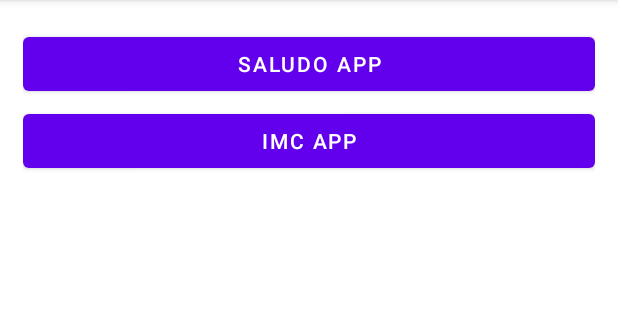
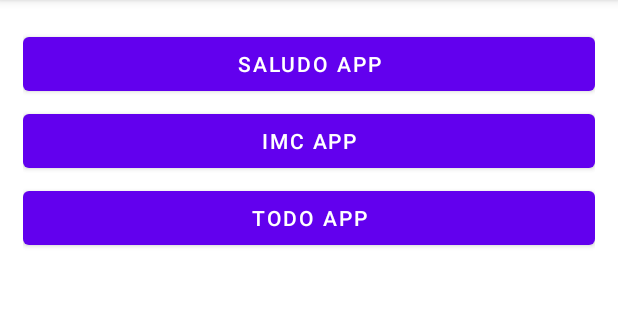
Before and after one commit to AlbertLpz9211/KotlinPractices, an Android app: the screen it shows after launch (MenuActivity), on a phone screen of 412 x 824 dp, the part 84-404 px from its top. Run offline under Robolectric (Android 15) with nearby library versions, the phone set to English and light mode, and no system bars.

Commit message:
eigth  commit

```diff
--- a/app/src/main/AndroidManifest.xml
+++ b/app/src/main/AndroidManifest.xml
@@ -12,6 +12,10 @@
         android:supportsRtl="true"
         android:theme="@style/Theme.ApplicacionEstudio"
         tools:targetApi="31">
+        <activity
+            android:name=".todo.TodoActivity"
+            android:theme="@style/Theme.TodoApp"
+            android:exported="false" />
         <activity
             android:name=".imccalculator.ResultImcactivity"
             android:exported="false" />
--- a/app/src/main/java/com/example/applicacionestudio/MenuActivity.kt
+++ b/app/src/main/java/com/example/applicacionestudio/MenuActivity.kt
@@ -7,6 +7,7 @@ import androidx.activity.enableEdgeToEdge
 import androidx.appcompat.app.AppCompatActivity
 import com.example.applicacionestudio.firstapp.FirstAppActivity
 import com.example.applicacionestudio.imccalculator.ImcCalculatorActivity
+import com.example.applicacionestudio.todo.TodoActivity
 
 class MenuActivity : AppCompatActivity() {
     override fun onCreate(savedInstanceState: Bundle?) {
@@ -15,12 +16,21 @@ class MenuActivity : AppCompatActivity() {
         setContentView(R.layout.activity_menu)
         val btnSaludapp = findViewById<Button>(R.id.btnSaludApp)
         val btnIMC = findViewById<Button>(R.id.btnIMC)
+        val btnTODO = findViewById<Button>(R.id.btnTODO)
         btnSaludapp.setOnClickListener {
             navigateToSaludapp()
         }
         btnIMC.setOnClickListener{
             navigateToImcAPP()
         }
+        btnTODO.setOnClickListener {
+            navigateToTdoApp()
+        }
+    }
+
+    private fun navigateToTdoApp() {
+        val intent = Intent(this, TodoActivity::class.java )
+        startActivity(intent)
     }
 
     private fun navigateToImcAPP() {
--- a/app/src/main/java/com/example/applicacionestudio/firstapp/FirstAppActivity.kt
+++ b/app/src/main/java/com/example/applicacionestudio/firstapp/FirstAppActivity.kt
@@ -21,7 +21,6 @@ class FirstAppActivity : AppCompatActivity() {
         setContentView(R.layout.activity_first_app)
             val btnStart= findViewById<AppCompatButton>(R.id.btnAction)
             val edtext = findViewById<AppCompatEditText>(R.id.etNombre)
-
          btnStart.setOnClickListener{
              val name = edtext.text.toString()
              if(name.isNotEmpty()){
--- a/app/src/main/res/layout/activity_menu.xml
+++ b/app/src/main/res/layout/activity_menu.xml
@@ -22,4 +22,11 @@
         android:layout_marginTop="3dp"
         android:text="IMC App" />
 
+    <Button
+        android:id="@+id/btnTODO"
+        android:layout_width="match_parent"
+        android:layout_height="wrap_content"
+        android:layout_marginTop="3dp"
+        android:text="TODO App" />
+
 </LinearLayout>
--- a/app/src/main/res/values/themes.xml
+++ b/app/src/main/res/values/themes.xml
@@ -13,4 +13,35 @@
         <item name="android:statusBarColor">?attr/colorPrimaryVariant</item>
         <!-- Customize your theme here. -->
     </style>
+
+
+    <style name="Theme.TodoApp" parent="Theme.MaterialComponents.DayNight.NoActionBar">
+        <!-- Primary brand color. -->
+        <item name="colorPrimary">@color/purple_500</item>
+        <item name="colorPrimaryVariant">@color/purple_700</item>
+        <item name="colorOnPrimary">@color/white</item>
+        <!-- Secondary brand color. -->
+        <item name="colorSecondary">@color/teal_200</item>
+        <item name="colorSecondaryVariant">@color/teal_700</item>
+        <item name="colorOnSecondary">@color/black</item>
+        <!-- Status bar color. -->
+        <item name="android:statusBarColor">?attr/colorPrimaryVariant</item>
+        <!-- Customize your theme here. -->
+    </style>
+
+
+    <!--TodoApp-->
+    <color name="background_card">#FF081A4A</color>
+    <color name="background_disabled">#787878</color>
+    <color name="background_app">#FFD24993</color>
+    <color name="subtitle_text">#959595</color>
+    <color name="accent">#E91E63</color>
+
+    <color name="business_category">#FF9800</color>
+    <color name="personal_category">#00BCD4</color>
+    <color name="other_category">#4CAF50</color>
+
+
+
+
 </resources>
```
Also changed, not shown: app/src/main/java/com/example/applicacionestudio/imccalculator/ImcCalculatorActivity.kt (+10 -8 lines), app/src/main/java/com/example/applicacionestudio/imccalculator/ResultImcactivity.kt (+13 -3 lines), app/src/main/java/com/example/applicacionestudio/todo/TodoActivity.kt (added, +21 -0 lines), app/src/main/res/layout/activity_todo.xml (added, +10 -0 lines).
